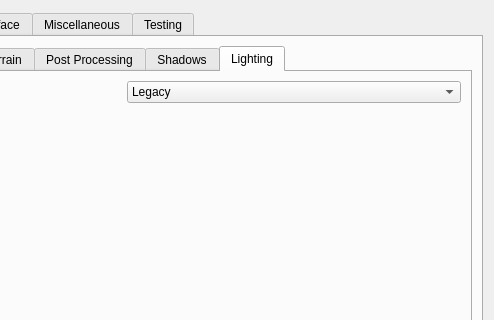
Old version of the form apps/launcher/ui/settingspage.ui in the repository sunhawken/openmw; both pictures show x 247 to 741 and y 0 to 320 of the 741 by 524 pixel window.
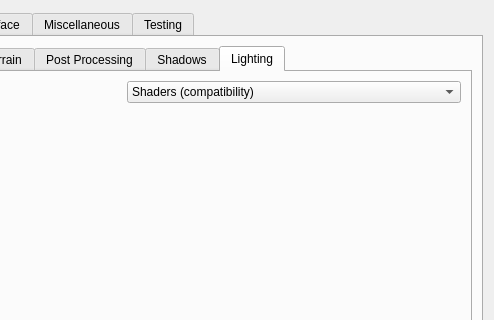
New version of the form. The open tabs and pages were chosen to show the change.

What changed in the file:
```diff
--- a/apps/launcher/ui/settingspage.ui
+++ b/apps/launcher/ui/settingspage.ui
@@ -1058,11 +1058,6 @@
                </item>
                <item row="1" column="1">
                 <widget class="QComboBox" name="lightingMethodComboBox">
-                 <item>
-                  <property name="text">
-                   <string>Legacy</string>
-                  </property>
-                 </item>
                  <item>
                   <property name="text">
                    <string>Shaders (compatibility)</string>
```
Left out of the diff: 4 changed lines with no effect on the pictures.
